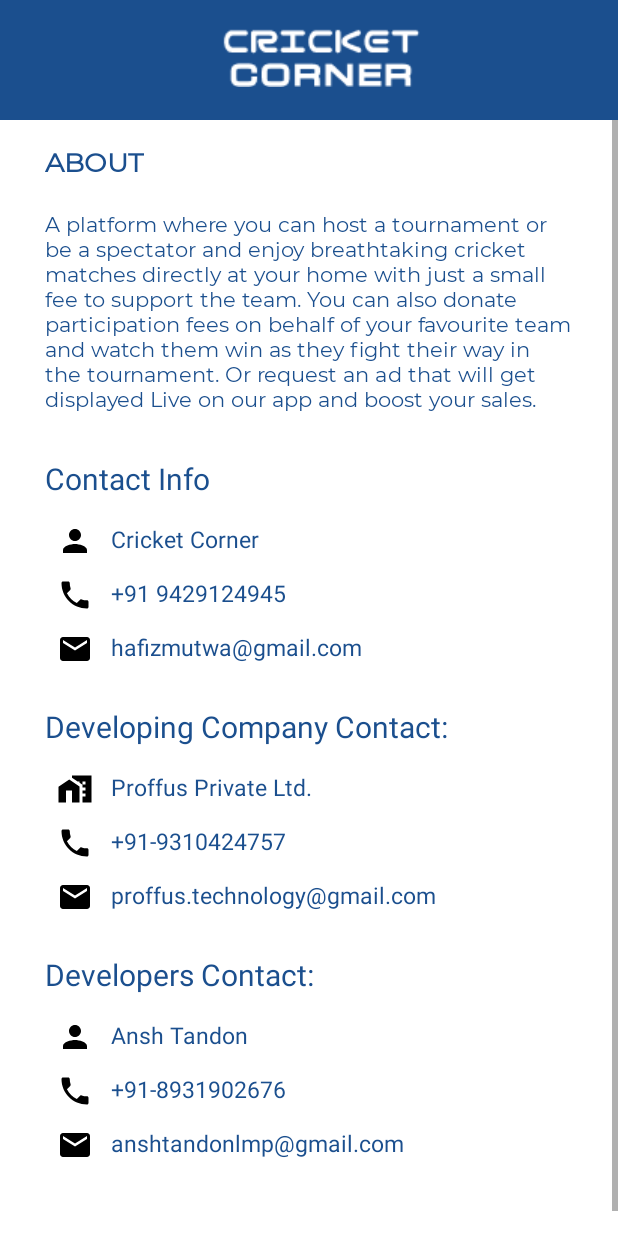
After one commit to Divyangi-Srivastav/Cricket-Corner, an Android app: the AboutActivity screen opened directly, with no data from a screen before it, on a phone screen of 412 x 824 dp. The commit adds this screen. Run offline under Robolectric (Android 15) with nearby library versions, the phone set to English and light mode, and no system bars.

Commit message:
Day 34 : Added about page

```diff
--- /dev/null
+++ b/app/src/main/java/com/example/livecricketapp/common/AboutActivity.java
@@ -0,0 +1,19 @@
+package com.example.livecricketapp.common;
+
+import androidx.appcompat.app.AppCompatActivity;
+
+import android.os.Bundle;
+
+import com.example.livecricketapp.databinding.ActivityAboutBinding;
+
+public class AboutActivity extends AppCompatActivity {
+
+    private ActivityAboutBinding binding;
+
+    @Override
+    protected void onCreate(Bundle savedInstanceState) {
+        super.onCreate(savedInstanceState);
+        binding = ActivityAboutBinding.inflate(getLayoutInflater());
+        setContentView(binding.getRoot());
+    }
+}
--- a/app/src/main/java/com/example/livecricketapp/user/activities/SettingsUser.java
+++ b/app/src/main/java/com/example/livecricketapp/user/activities/SettingsUser.java
@@ -1,7 +1,4 @@
 package com.example.livecricketapp.user.activities;
-
-import androidx.annotation.NonNull;
-import androidx.appcompat.app.AppCompatActivity;
 
 import android.content.Intent;
 import android.os.Bundle;
@@ -9,8 +6,12 @@ import android.view.MenuItem;
 import android.view.View;
 import android.widget.Toast;
 
+import androidx.annotation.NonNull;
+import androidx.appcompat.app.AppCompatActivity;
+
 import com.example.livecricketapp.R;
 import com.example.livecricketapp.authentication.ForgotPasswordActivity;
+import com.example.livecricketapp.common.AboutActivity;
 import com.example.livecricketapp.databinding.ActivitySettingsUserBinding;
 import com.google.android.material.navigation.NavigationBarView;
 import com.google.firebase.auth.FirebaseAuth;
@@ -28,9 +29,9 @@ public class SettingsUser extends AppCompatActivity {
             @Override
             public boolean onNavigationItemSelected(@NonNull MenuItem item) {
 
-                switch ( item.getItemId() ) {
+                switch (item.getItemId()) {
                     case R.id.home:
-                        Intent intent = new Intent(SettingsUser.this , HomeActivityUser.class);
+                        Intent intent = new Intent(SettingsUser.this, HomeActivityUser.class);
                         startActivity(intent);
                         break;
 
@@ -38,7 +39,7 @@ public class SettingsUser extends AppCompatActivity {
                         break;
 
                     case R.id.account:
-                        Intent intent1 = new Intent(SettingsUser.this , DashboardUser.class);
+                        Intent intent1 = new Intent(SettingsUser.this, DashboardUser.class);
                         startActivity(intent1);
                         break;
 
@@ -49,23 +50,25 @@ public class SettingsUser extends AppCompatActivity {
 
     }
 
-    public void move_to_change_Password ( View view )
-    {
-        Intent intent = new Intent(this , ForgotPasswordActivity.class);
+    public void move_to_change_Password(View view) {
+        Intent intent = new Intent(this, ForgotPasswordActivity.class);
         startActivity(intent);
     }
 
-    public void move_to_view_subscription ( View view )
-    {
-        Intent intent = new Intent(this , ViewSubscription.class);
+    public void move_to_view_subscription(View view) {
+        Intent intent = new Intent(this, ViewSubscription.class);
         startActivity(intent);
     }
 
-    public void log_out (View view)
-    {
+    public void log_out(View view) {
         FirebaseAuth.getInstance().signOut();
         this.finishAffinity();
         Toast.makeText(this, "Log Out Successful", Toast.LENGTH_SHORT).show();
     }
 
+    public void about(View view) {
+        Intent intent = new Intent(this, AboutActivity.class);
+        startActivity(intent);
+    }
+
 }
--- /dev/null
+++ b/app/src/main/res/drawable/ic_baseline_email_24.xml
@@ -0,0 +1,10 @@
+<vector xmlns:android="http://schemas.android.com/apk/res/android"
+    android:width="24dp"
+    android:height="24dp"
+    android:viewportWidth="24"
+    android:viewportHeight="24"
+    android:tint="?attr/colorControlNormal">
+  <path
+      android:fillColor="@android:color/white"
+      android:pathData="M20,4L4,4c-1.1,0 -1.99,0.9 -1.99,2L2,18c0,1.1 0.9,2 2,2h16c1.1,0 2,-0.9 2,-2L22,6c0,-1.1 -0.9,-2 -2,-2zM20,8l-8,5 -8,-5L4,6l8,5 8,-5v2z"/>
+</vector>
--- /dev/null
+++ b/app/src/main/res/drawable/ic_baseline_home_work_24.xml
@@ -0,0 +1,13 @@
+<vector xmlns:android="http://schemas.android.com/apk/res/android"
+    android:width="24dp"
+    android:height="24dp"
+    android:viewportWidth="24"
+    android:viewportHeight="24"
+    android:tint="?attr/colorControlNormal">
+  <path
+      android:fillColor="@android:color/white"
+      android:pathData="M8.17,5.7L1,10.48V21h5v-8h4v8h5V10.25z"/>
+  <path
+      android:fillColor="@android:color/white"
+      android:pathData="M10,3v1.51l2,1.33L13.73,7L15,7v0.85l2,1.34L17,11h2v2h-2v2h2v2h-2v4h6L23,3L10,3zM19,9h-2L17,7h2v2z"/>
+</vector>
--- /dev/null
+++ b/app/src/main/res/drawable/ic_baseline_local_phone_24.xml
@@ -0,0 +1,10 @@
+<vector xmlns:android="http://schemas.android.com/apk/res/android"
+    android:width="24dp"
+    android:height="24dp"
+    android:viewportWidth="24"
+    android:viewportHeight="24"
+    android:tint="?attr/colorControlNormal">
+  <path
+      android:fillColor="@android:color/white"
+      android:pathData="M6.62,10.79c1.44,2.83 3.76,5.14 6.59,6.59l2.2,-2.2c0.27,-0.27 0.67,-0.36 1.02,-0.24 1.12,0.37 2.33,0.57 3.57,0.57 0.55,0 1,0.45 1,1V20c0,0.55 -0.45,1 -1,1 -9.39,0 -17,-7.61 -17,-17 0,-0.55 0.45,-1 1,-1h3.5c0.55,0 1,0.45 1,1 0,1.25 0.2,2.45 0.57,3.57 0.11,0.35 0.03,0.74 -0.25,1.02l-2.2,2.2z"/>
+</vector>
--- /dev/null
+++ b/app/src/main/res/drawable/ic_baseline_location_on_24.xml
@@ -0,0 +1,10 @@
+<vector xmlns:android="http://schemas.android.com/apk/res/android"
+    android:width="24dp"
+    android:height="24dp"
+    android:viewportWidth="24"
+    android:viewportHeight="24"
+    android:tint="?attr/colorControlNormal">
+  <path
+      android:fillColor="@android:color/white"
+      android:pathData="M12,2C8.13,2 5,5.13 5,9c0,5.25 7,13 7,13s7,-7.75 7,-13c0,-3.87 -3.13,-7 -7,-7zM12,11.5c-1.38,0 -2.5,-1.12 -2.5,-2.5s1.12,-2.5 2.5,-2.5 2.5,1.12 2.5,2.5 -1.12,2.5 -2.5,2.5z"/>
+</vector>
--- /dev/null
+++ b/app/src/main/res/layout/activity_about.xml
@@ -0,0 +1,274 @@
+<?xml version="1.0" encoding="utf-8"?>
+<LinearLayout xmlns:android="http://schemas.android.com/apk/res/android"
+    xmlns:app="http://schemas.android.com/apk/res-auto"
+    xmlns:tools="http://schemas.android.com/tools"
+    android:layout_width="match_parent"
+    android:layout_height="match_parent"
+    android:orientation="vertical"
+    tools:context=".common.AboutActivity">
+
+    <LinearLayout
+        android:layout_width="match_parent"
+        android:layout_height="wrap_content"
+        android:orientation="vertical"
+        app:layout_constraintEnd_toEndOf="parent"
+        app:layout_constraintTop_toTopOf="parent">
+
+        <androidx.appcompat.widget.Toolbar
+            android:id="@+id/toolbar"
+            android:layout_width="match_parent"
+            android:layout_height="80dp"
+            android:background="@color/bottom_nav_bg"
+            android:theme="@style/ThemeOverlay.MaterialComponents.Dark.ActionBar"
+            app:contentInsetStartWithNavigation="0dp"
+            app:popupTheme="@style/ThemeOverlay.MaterialComponents.Light">
+
+            <androidx.constraintlayout.widget.ConstraintLayout
+                android:id="@+id/top_layout"
+                android:layout_width="match_parent"
+                android:layout_height="100dp"
+                android:background="@color/textcolor"
+                app:layout_constraintTop_toTopOf="@id/rootLayout">
+
+                <androidx.appcompat.widget.AppCompatImageView
+                    android:layout_width="wrap_content"
+                    android:layout_height="wrap_content"
+                    android:src="@drawable/logowhite"
+                    app:layout_constraintBottom_toBottomOf="@id/top_layout"
+                    app:layout_constraintEnd_toEndOf="@id/top_layout"
+                    app:layout_constraintStart_toStartOf="@id/top_layout"
+                    app:layout_constraintTop_toTopOf="@id/top_layout"
+                    app:layout_constraintVertical_bias="0.275" />
+
+            </androidx.constraintlayout.widget.ConstraintLayout>
+
+        </androidx.appcompat.widget.Toolbar>
+
+    </LinearLayout>
+
+    <ScrollView
+        android:layout_width="match_parent"
+        android:layout_height="match_parent">
+
+        <LinearLayout
+            android:layout_width="match_parent"
+            android:layout_height="wrap_content"
+            android:orientation="vertical"
+            android:paddingHorizontal="30dp"
+            android:paddingBottom="60dp">
+
+            <androidx.appcompat.widget.AppCompatTextView
+                android:id="@+id/txt_about"
+                android:layout_width="wrap_content"
+                android:layout_height="wrap_content"
+                android:layout_marginTop="15dp"
+                android:fontFamily="@font/proffusregularfile"
+                android:text="ABOUT"
+                android:textColor="@color/textcolor"
+                android:textSize="18dp"
+                android:textStyle="bold"
+                app:layout_constraintStart_toStartOf="@id/rootLayout"
+                app:layout_constraintTop_toBottomOf="@id/img_cricket_field" />
+
+            <androidx.appcompat.widget.AppCompatTextView
+                android:id="@+id/txt_about_description"
+                android:layout_width="wrap_content"
+                android:layout_height="wrap_content"
+                android:layout_marginTop="20dp"
+                android:fontFamily="@font/proffusregularfile"
+                android:text="@string/about_info"
+                android:textColor="@color/textcolor"
+                android:textSize="14dp"
+                app:layout_constraintStart_toStartOf="@id/rootLayout"
+                app:layout_constraintTop_toBottomOf="@id/txt_about" />
+
+
+            <TextView
+                android:id="@+id/textView6"
+                android:layout_width="match_parent"
+                android:layout_height="wrap_content"
+                android:layout_marginTop="30dp"
+                android:text="Contact Info"
+                android:textColor="@color/textcolor"
+                android:textSize="20sp"
+                app:layout_constraintEnd_toEndOf="parent"
+                app:layout_constraintStart_toStartOf="parent"
+                app:layout_constraintTop_toBottomOf="@+id/textView3" />
+
+            <TextView
+                android:id="@+id/textView7"
+                android:layout_width="match_parent"
+                android:layout_height="wrap_content"
+                android:layout_marginTop="10dp"
+                android:drawableStart="@drawable/ic_baseline_person_24"
+                android:drawablePadding="12dp"
+                android:paddingHorizontal="8dp"
+                android:paddingVertical="6dp"
+                android:text="Cricket Corner"
+                android:textColor="@color/textcolor"
+                android:textSize="15sp"
+                app:drawableTint="@color/black"
+                app:layout_constraintEnd_toEndOf="parent"
+                app:layout_constraintStart_toStartOf="parent"
+                app:layout_constraintTop_toBottomOf="@+id/textView6" />
+
+            <TextView
+                android:id="@+id/textView8"
+                android:layout_width="match_parent"
+                android:layout_height="wrap_content"
+                android:drawableStart="@drawable/ic_baseline_local_phone_24"
+                android:drawablePadding="12dp"
+                android:paddingHorizontal="8dp"
+                android:paddingVertical="6dp"
+                android:text="+91 9429124945"
+                android:textColor="@color/textcolor"
+                android:textSize="15sp"
+                app:drawableTint="@color/black"
+                app:layout_constraintEnd_toEndOf="parent"
+                app:layout_constraintStart_toStartOf="parent"
+                app:layout_constraintTop_toBottomOf="@+id/textView10" />
+
+            <TextView
+                android:id="@+id/textView9"
+                android:layout_width="match_parent"
+                android:layout_height="wrap_content"
+                android:drawablePadding="12dp"
+                android:paddingHorizontal="8dp"
+                android:paddingVertical="6dp"
+                android:text="hafizmutwa@gmail.com"
+                android:textColor="@color/textcolor"
+                android:textSize="15sp"
+                app:drawableStartCompat="@drawable/ic_baseline_email_24"
+                app:drawableTint="@color/black"
+                app:layout_constraintEnd_toEndOf="parent"
+                app:layout_constraintStart_toStartOf="parent"
+                app:layout_constraintTop_toBottomOf="@+id/textView8" />
+
+
+            <TextView
+
+                android:layout_width="match_parent"
+                android:layout_height="wrap_content"
+                android:layout_marginTop="20dp"
+                android:text="Developing Company Contact:"
+                android:textColor="@color/textcolor"
+                android:textSize="20sp"
+                app:layout_constraintEnd_toEndOf="parent"
+                app:layout_constraintHorizontal_bias="0.0"
+                app:layout_constraintStart_toStartOf="parent"
+                app:layout_constraintTop_toBottomOf="@+id/textView9" />
+
+            <TextView
+                android:layout_width="match_parent"
+                android:layout_height="wrap_content"
+                android:drawableStart="@drawable/ic_baseline_home_work_24"
+                android:drawablePadding="12dp"
+                android:paddingHorizontal="8dp"
+                android:paddingVertical="6dp"
+                android:layout_marginTop="10dp"
+                android:text="Proffus Private Ltd."
+                android:textColor="@color/textcolor"
+                android:textSize="15sp"
+                app:drawableTint="@color/black"
+                app:layout_constraintEnd_toEndOf="parent"
+                app:layout_constraintStart_toStartOf="parent"
+                app:layout_constraintTop_toTopOf="parent" />
+
+            <TextView
+                android:layout_width="match_parent"
+                android:layout_height="wrap_content"
+                android:drawablePadding="12dp"
+                android:paddingHorizontal="8dp"
+                android:paddingVertical="6dp"
+                android:text="+91-9310424757"
+                android:textColor="@color/textcolor"
+                android:textSize="15sp"
+                app:drawableStartCompat="@drawable/ic_baseline_local_phone_24"
+                app:drawableTint="@color/black"
+                app:layout_constraintEnd_toEndOf="parent"
+                app:layout_constraintStart_toStartOf="parent"
+                app:layout_constraintTop_toBottomOf="@+id/textView12" />
+
+            <TextView
+                android:layout_width="match_parent"
+                android:layout_height="wrap_content"
+                android:drawablePadding="12dp"
+                android:paddingHorizontal="8dp"
+                android:paddingVertical="6dp"
+                android:text="proffus.technology@gmail.com"
+                android:textColor="@color/textcolor"
+                android:textSize="15sp"
+                app:drawableStartCompat="@drawable/ic_baseline_email_24"
+                app:drawableTint="@color/black"
+                app:layout_constraintEnd_toEndOf="parent"
+                app:layout_constraintStart_toStartOf="parent"
+                app:layout_constraintTop_toBottomOf="@+id/textView14" />
+
+            <TextView
+                android:id="@+id/textView11"
+                android:layout_width="match_parent"
+                android:layout_height="wrap_content"
+                android:layout_marginTop="20dp"
+                android:text="Developers Contact:"
+                android:textColor="@color/textcolor"
+                android:textSize="20sp"
+                app:layout_constraintEnd_toEndOf="parent"
+                app:layout_constraintHorizontal_bias="0.0"
+                app:layout_constraintStart_toStartOf="parent"
+                app:layout_constraintTop_toBottomOf="@+id/textView9" />
+
+
+            <TextView
+                android:id="@+id/textView12"
+                android:layout_width="match_parent"
+                android:layout_height="wrap_content"
+                android:layout_marginTop="10dp"
+                android:drawableStart="@drawable/ic_baseline_person_24"
+                android:drawablePadding="12dp"
+                android:paddingHorizontal="8dp"
+                android:paddingVertical="6dp"
+                android:text="Ansh Tandon"
+                android:textColor="@color/textcolor"
+                android:textSize="15sp"
+                app:drawableTint="@color/black"
+                app:layout_constraintEnd_toEndOf="parent"
+                app:layout_constraintStart_toStartOf="parent"
+                app:layout_constraintTop_toTopOf="parent" />
+
+            <TextView
+                android:id="@+id/textView14"
+                android:layout_width="match_parent"
+                android:layout_height="wrap_content"
+                android:drawablePadding="12dp"
+                android:paddingHorizontal="8dp"
+                android:paddingVertical="6dp"
+                android:text="+91-8931902676"
+                android:textColor="@color/textcolor"
+                android:textSize="15sp"
+                app:drawableStartCompat="@drawable/ic_baseline_local_phone_24"
+                app:drawableTint="@color/black"
+                app:layout_constraintEnd_toEndOf="parent"
+                app:layout_constraintStart_toStartOf="parent"
+                app:layout_constraintTop_toBottomOf="@+id/textView12" />
+
+            <TextView
+                android:id="@+id/textView17"
+                android:layout_width="match_parent"
+                android:layout_height="wrap_content"
+                android:drawablePadding="12dp"
+                android:paddingHorizontal="8dp"
+                android:paddingVertical="6dp"
+                android:text="anshtandonlmp@gmail.com"
+                android:textColor="@color/textcolor"
+                android:textSize="15sp"
+                app:drawableStartCompat="@drawable/ic_baseline_email_24"
+                app:drawableTint="@color/black"
+                app:layout_constraintEnd_toEndOf="parent"
+                app:layout_constraintStart_toStartOf="parent"
+                app:layout_constraintTop_toBottomOf="@+id/textView14" />
+
+        </LinearLayout>
+
+    </ScrollView>
+
+</LinearLayout>
--- a/app/src/main/res/layout/activity_settings_user.xml
+++ b/app/src/main/res/layout/activity_settings_user.xml
@@ -162,6 +162,40 @@
 
                 </LinearLayout>
 
+                <LinearLayout
+                    android:layout_width="match_parent"
+                    android:layout_height="wrap_content"
+                    android:layout_marginTop="30dp"
+                    android:background="@drawable/settings_bg"
+                    android:onClick="about"
+                    android:orientation="horizontal"
+                    android:paddingHorizontal="15dp">
+
+                    <TextView
+                        android:layout_width="wrap_content"
+                        android:layout_height="wrap_content"
+                        android:layout_gravity="center_vertical"
+                        android:fontFamily="@font/montserrat"
+                        android:text="About"
+                        android:textColor="#112E52"
+                        android:textSize="16sp"
+                        android:textStyle="bold" />
+
+                    <LinearLayout
+                        android:layout_width="match_parent"
+                        android:layout_height="match_parent"
+                        android:gravity="end">
+
+                        <ImageView
+                            android:layout_width="30dp"
+                            android:layout_height="30dp"
+                            android:layout_gravity="center"
+                            android:src="@drawable/ic_baseline_keyboard_arrow_right_24" />
+
+                    </LinearLayout>
+
+                </LinearLayout>
+
                 <TextView
                     android:layout_width="match_parent"
                     android:layout_height="wrap_content"
```
Also changed, not shown: app/src/main/AndroidManifest.xml (+5 -2 lines).
